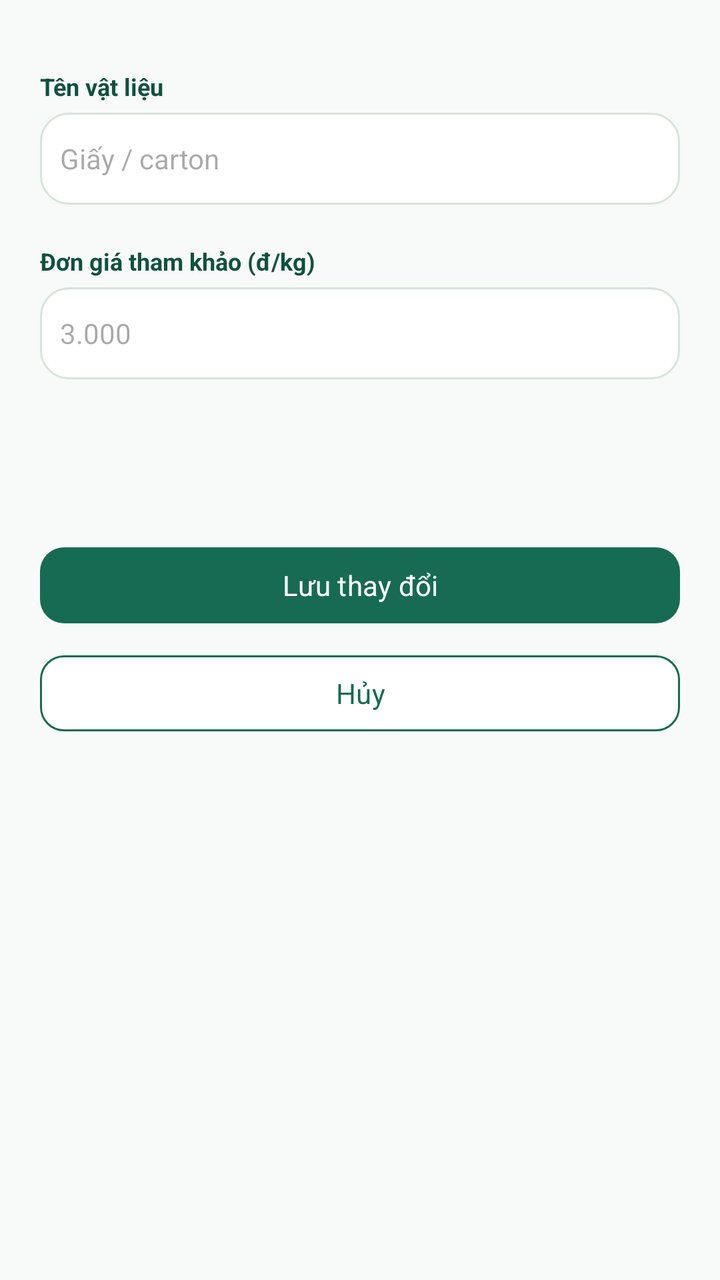
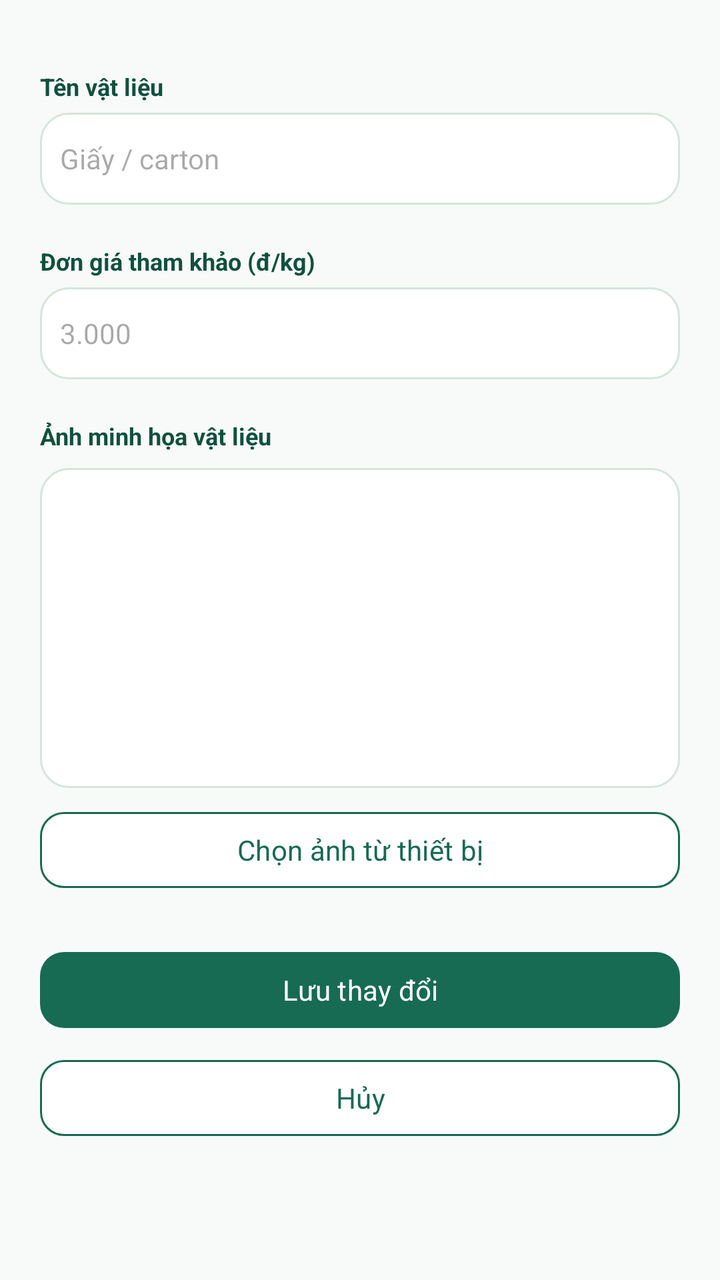

Compare the two renders of this Android layout. The source of the first and the diff that turns it into the second are given below.
<!-- AndroidManifest.xml: application theme Theme.RecycleCollect -->
<!-- res/layout/activity_admin_edit_material.xml -->
<?xml version='1.0' encoding='utf-8'?>
<ScrollView xmlns:android="http://schemas.android.com/apk/res/android" android:layout_width="match_parent" android:layout_height="match_parent" android:background="@color/surface" android:fillViewport="true">
  <LinearLayout android:layout_width="match_parent" android:layout_height="wrap_content" android:orientation="vertical" android:padding="20dp">
    <TextView android:layout_width="match_parent" android:layout_height="wrap_content" android:text="Tên vật liệu" android:textSize="12sp" android:textStyle="bold" android:textColor="@color/green_dark" android:layout_marginTop="15dp"/>
    <EditText android:layout_width="match_parent" android:layout_height="46dp" android:id="@+id/material_name" android:hint="Giấy / carton" android:inputType="text" android:background="@drawable/bg_card" android:paddingStart="10dp" android:paddingEnd="10dp" android:textSize="14sp" android:textColor="@color/ink" android:layout_marginTop="5dp"/>
    <TextView android:layout_width="match_parent" android:layout_height="wrap_content" android:text="Đơn giá tham khảo (đ/kg)" android:textSize="12sp" android:textStyle="bold" android:textColor="@color/green_dark" android:layout_marginTop="20dp"/>
    <EditText android:layout_width="match_parent" android:layout_height="46dp" android:id="@+id/material_price" android:hint="3.000" android:inputType="number" android:background="@drawable/bg_card" android:paddingStart="10dp" android:paddingEnd="10dp" android:textSize="14sp" android:textColor="@color/ink" android:layout_marginTop="5dp"/>
    <Button android:layout_width="match_parent" android:layout_height="46dp" android:id="@+id/btn_next" android:text="Lưu thay đổi" android:layout_marginTop="80dp"/>
    <Button android:layout_width="match_parent" android:layout_height="46dp" android:id="@+id/btn_cancel" android:text="Hủy" android:layout_marginTop="8dp" style="@style/SecondaryButton"/>
  </LinearLayout>
</ScrollView>
<!-- resources referenced by this layout -->
<resources>
  <color name="green_dark">#10513E</color>
  <color name="ink">#1E352C</color>
  <color name="surface">#F7FAF8</color>
  <!-- drawable bg_card (drawable) -->
  <?xml version="1.0" encoding="utf-8"?>
  <shape xmlns:android="http://schemas.android.com/apk/res/android">
    <solid android:color="#FFFFFF"/>
    <corners android:radius="14dp"/>
    <stroke android:width="1dp" android:color="@color/line"/>
  </shape>
  <style name="SecondaryButton" parent="Widget.Material3.Button.OutlinedButton">
      <item name="cornerRadius">12dp</item>
      <item name="strokeColor">@color/green</item>
      <item name="strokeWidth">1dp</item>
      <item name="backgroundTint">#FFFFFF</item>
      <item name="android:textColor">@color/green</item>
      <item name="android:textAllCaps">false</item>
      <item name="android:minHeight">44dp</item>
    </style>
  <style name="Theme.RecycleCollect" parent="Theme.Material3.Light.NoActionBar">
      <item name="android:fontFamily">sans-serif</item>
      <item name="colorPrimary">@color/green</item>
      <item name="colorOnPrimary">#FFFFFF</item>
      <item name="colorSecondary">@color/green</item>
      <item name="colorAccent">@color/green</item>
      <item name="android:colorAccent">@color/green</item>
      <item name="android:windowBackground">@color/surface</item>
      <item name="android:navigationBarColor">#FFFFFF</item>
      <item name="android:statusBarColor">@color/green_dark</item>
      <item name="android:windowLightStatusBar">false</item>
      <item name="android:textColorPrimary">@color/ink</item>
      <item name="materialButtonStyle">@style/WireButton</item>
    </style>
  <color name="line">#D5E5DB</color>
  <color name="green">#176B52</color>
  <style name="WireButton" parent="Widget.Material3.Button">
      <item name="cornerRadius">12dp</item>
      <item name="backgroundTint">@color/green</item>
      <item name="android:textColor">#FFFFFF</item>
      <item name="android:textAllCaps">false</item>
      <item name="android:minHeight">44dp</item>
    </style>
</resources>

<!-- the commit's change to res/layout/activity_admin_edit_material.xml (unified diff, before → after) -->
@@ -5,7 +5,10 @@
     <EditText android:layout_width="match_parent" android:layout_height="46dp" android:id="@+id/material_name" android:hint="Giấy / carton" android:inputType="text" android:background="@drawable/bg_card" android:paddingStart="10dp" android:paddingEnd="10dp" android:textSize="14sp" android:textColor="@color/ink" android:layout_marginTop="5dp"/>
     <TextView android:layout_width="match_parent" android:layout_height="wrap_content" android:text="Đơn giá tham khảo (đ/kg)" android:textSize="12sp" android:textStyle="bold" android:textColor="@color/green_dark" android:layout_marginTop="20dp"/>
     <EditText android:layout_width="match_parent" android:layout_height="46dp" android:id="@+id/material_price" android:hint="3.000" android:inputType="number" android:background="@drawable/bg_card" android:paddingStart="10dp" android:paddingEnd="10dp" android:textSize="14sp" android:textColor="@color/ink" android:layout_marginTop="5dp"/>
-    <Button android:layout_width="match_parent" android:layout_height="46dp" android:id="@+id/btn_next" android:text="Lưu thay đổi" android:layout_marginTop="80dp"/>
+    <TextView android:layout_width="match_parent" android:layout_height="wrap_content" android:text="Ảnh minh họa vật liệu" android:textSize="12sp" android:textStyle="bold" android:textColor="@color/green_dark" android:layout_marginTop="20dp"/>
+    <ImageView android:id="@+id/material_photo_preview" android:layout_width="match_parent" android:layout_height="160dp" android:layout_marginTop="8dp" android:background="@drawable/bg_card" android:scaleType="centerCrop" android:contentDescription="Ảnh minh họa vật liệu"/>
+    <Button android:layout_width="match_parent" android:layout_height="46dp" android:id="@+id/btn_material_photo" android:text="Chọn ảnh từ thiết bị" android:layout_marginTop="8dp" style="@style/SecondaryButton"/>
+    <Button android:layout_width="match_parent" android:layout_height="46dp" android:id="@+id/btn_next" android:text="Lưu thay đổi" android:layout_marginTop="24dp"/>
     <Button android:layout_width="match_parent" android:layout_height="46dp" android:id="@+id/btn_cancel" android:text="Hủy" android:layout_marginTop="8dp" style="@style/SecondaryButton"/>
   </LinearLayout>
 </ScrollView>
